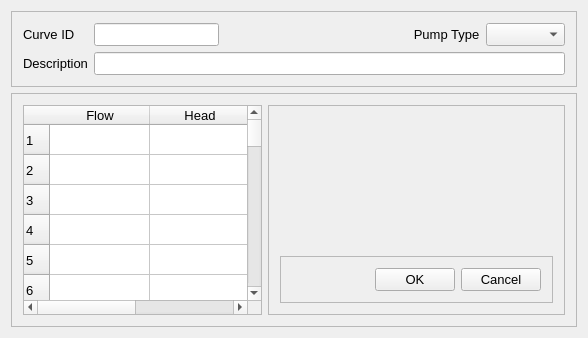
USEPA/SWMM-EPANET_User_Interface, file src/ui/SWMM/frmCurveEditorDesigner.ui: the form before one commit.
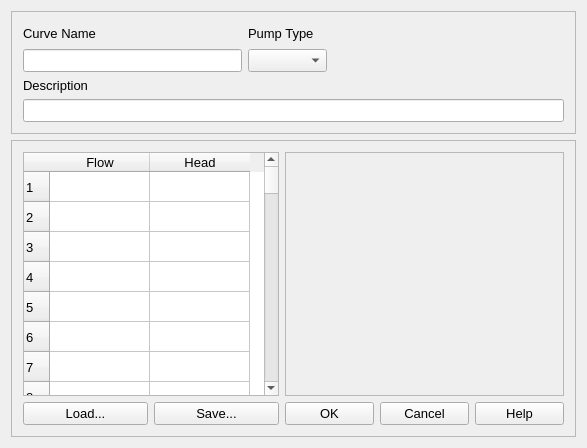
The form after the commit.

Commit message: update SWMM curve editor add load, save, help buttons add graph area update layouts

The edit to the form file:
```diff
--- a/src/ui/SWMM/frmCurveEditorDesigner.ui
+++ b/src/ui/SWMM/frmCurveEditorDesigner.ui
@@ -6,8 +6,8 @@
    <rect>
     <x>0</x>
     <y>0</y>
-    <width>588</width>
-    <height>338</height>
+    <width>587</width>
+    <height>448</height>
    </rect>
   </property>
   <property name="font">
@@ -28,6 +28,12 @@
         <verstretch>0</verstretch>
        </sizepolicy>
       </property>
+      <property name="maximumSize">
+       <size>
+        <width>16777215</width>
+        <height>250</height>
+       </size>
+      </property>
       <property name="frameShape">
        <enum>QFrame::StyledPanel</enum>
       </property>
@@ -35,59 +41,72 @@
        <enum>QFrame::Raised</enum>
       </property>
       <layout class="QGridLayout" name="gridLayout">
-       <item row="0" column="6">
+       <item row="0" column="0">
+        <widget class="QLabel" name="lblCurveID">
+         <property name="font">
+          <font>
+           <pointsize>10</pointsize>
+          </font>
+         </property>
+         <property name="text">
+          <string>Curve Name</string>
+         </property>
+        </widget>
+       </item>
+       <item row="0" column="1">
+        <widget class="QLabel" name="lblCurveType">
+         <property name="font">
+          <font>
+           <pointsize>10</pointsize>
+          </font>
+         </property>
+         <property name="text">
+          <string>Pump Type</string>
+         </property>
+        </widget>
+       </item>
+       <item row="0" column="2">
+        <spacer name="horizontalSpacer_2">
+         <property name="orientation">
+          <enum>Qt::Horizontal</enum>
+         </property>
+         <property name="sizeHint" stdset="0">
+          <size>
+           <width>231</width>
+           <height>20</height>
+          </size>
+         </property>
+        </spacer>
+       </item>
+       <item row="1" column="0">
+        <widget class="QLineEdit" name="txtCurveID"/>
+       </item>
+       <item row="1" column="1">
         <widget class="QComboBox" name="cboCurveType"/>
        </item>
-       <item row="0" column="4">
-        <spacer name="hspTop">
+       <item row="1" column="2">
+        <spacer name="horizontalSpacer">
          <property name="orientation">
           <enum>Qt::Horizontal</enum>
          </property>
          <property name="sizeHint" stdset="0">
           <size>
-           <width>40</width>
+           <width>231</width>
            <height>20</height>
           </size>
          </property>
         </spacer>
        </item>
-       <item row="4" column="0">
+       <item row="2" column="0">
         <widget class="QLabel" name="lblDescription">
          <property name="text">
           <string>&lt;html&gt;&lt;head/&gt;&lt;body&gt;&lt;p&gt;Description&lt;/p&gt;&lt;/body&gt;&lt;/html&gt;</string>
          </property>
         </widget>
        </item>
-       <item row="0" column="1" colspan="3">
-        <widget class="QLineEdit" name="txtCurveID"/>
-       </item>
-       <item row="0" column="5">
-        <widget class="QLabel" name="lblCurveType">
-         <property name="font">
-          <font>
-           <pointsize>10</pointsize>
-          </font>
-         </property>
-         <property name="text">
-          <string>   Pump Type</string>
-         </property>
-        </widget>
-       </item>
-       <item row="4" column="1" colspan="6">
+       <item row="3" column="0" colspan="3">
         <widget class="QLineEdit" name="txtDescription"/>
        </item>
-       <item row="0" column="0">
-        <widget class="QLabel" name="lblCurveID">
-         <property name="font">
-          <font>
-           <pointsize>10</pointsize>
-          </font>
-         </property>
-         <property name="text">
-          <string>Curve ID</string>
-         </property>
-        </widget>
-       </item>
       </layout>
      </widget>
     </item>
@@ -99,8 +118,43 @@
       <property name="frameShadow">
        <enum>QFrame::Raised</enum>
       </property>
-      <layout class="QHBoxLayout" name="horizontalLayout_2">
-       <item>
+      <layout class="QGridLayout" name="gridLayout_2">
+       <item row="1" column="1">
+        <widget class="QPushButton" name="btnSave">
+         <property name="text">
+          <string>Save...</string>
+         </property>
+        </widget>
+       </item>
+       <item row="1" column="4">
+        <widget class="QPushButton" name="btnHelp">
+         <property name="text">
+          <string>Help</string>
+         </property>
+        </widget>
+       </item>
+       <item row="1" column="2">
+        <widget class="QPushButton" name="cmdOK">
+         <property name="text">
+          <string>OK</string>
+         </property>
+        </widget>
+       </item>
+       <item row="1" column="0">
+        <widget class="QPushButton" name="btnLoad">
+         <property name="text">
+          <string>Load...</string>
+         </property>
+        </widget>
+       </item>
+       <item row="1" column="3">
+        <widget class="QPushButton" name="cmdCancel">
+         <property name="text">
+          <string>Cancel</string>
+         </property>
+        </widget>
+       </item>
+       <item row="0" column="0" colspan="2">
         <widget class="QTableWidget" name="tblMult">
          <property name="cornerButtonEnabled">
           <bool>false</bool>
@@ -229,7 +283,7 @@
          </column>
         </widget>
        </item>
-       <item>
+       <item row="0" column="2" colspan="3">
         <widget class="QFrame" name="fraRight">
          <property name="frameShape">
           <enum>QFrame::StyledPanel</enum>
@@ -237,60 +291,6 @@
          <property name="frameShadow">
           <enum>QFrame::Raised</enum>
          </property>
-         <layout class="QVBoxLayout" name="verticalLayout">
-          <item>
-           <spacer name="vspRight">
-            <property name="orientation">
-             <enum>Qt::Vertical</enum>
-            </property>
-            <property name="sizeHint" stdset="0">
-             <size>
-              <width>20</width>
-              <height>151</height>
-             </size>
-            </property>
-           </spacer>
-          </item>
-          <item>
-           <widget class="QFrame" name="fraOKCancel">
-            <property name="frameShape">
-             <enum>QFrame::StyledPanel</enum>
-            </property>
-            <property name="frameShadow">
-             <enum>QFrame::Raised</enum>
-            </property>
-            <layout class="QHBoxLayout" name="horizontalLayout">
-             <item>
-              <spacer name="hspOKCancel">
-               <property name="orientation">
-                <enum>Qt::Horizontal</enum>
-               </property>
-               <property name="sizeHint" stdset="0">
-                <size>
-                 <width>99</width>
-                 <height>20</height>
-                </size>
-               </property>
-              </spacer>
-             </item>
-             <item>
-              <widget class="QPushButton" name="cmdOK">
-               <property name="text">
-                <string>OK</string>
-               </property>
-              </widget>
-             </item>
-             <item>
-              <widget class="QPushButton" name="cmdCancel">
-               <property name="text">
-                <string>Cancel</string>
-               </property>
-              </widget>
-             </item>
-            </layout>
-           </widget>
-          </item>
-         </layout>
         </widget>
        </item>
       </layout>
```
The commit also changes 1 other file.
